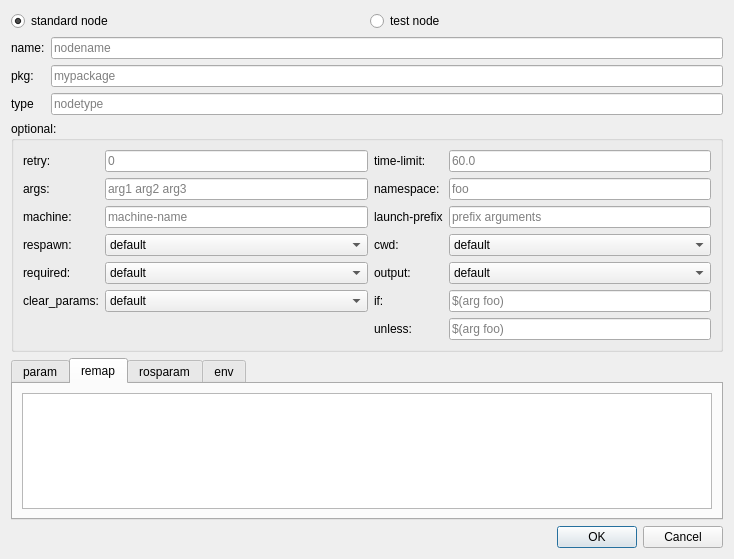
First picture: the form in rxDev/src/tagItems/nodeEdit.ui, repository songxuchao/rxdeveloper-ros-pkg, before the edit.
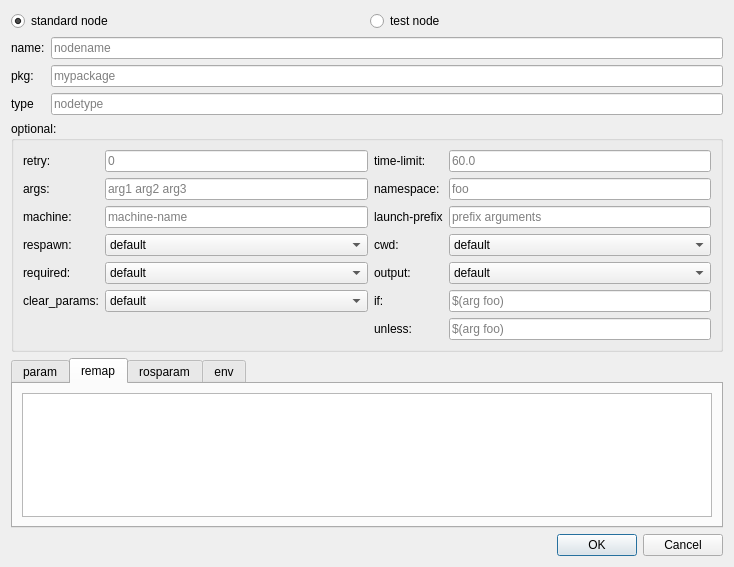
Second picture: the form after the edit. Icons and pictures are not drawn.

What changed in the file:
```diff
--- a/rxDev/src/tagItems/nodeEdit.ui
+++ b/rxDev/src/tagItems/nodeEdit.ui
@@ -7,7 +7,7 @@
     <x>0</x>
     <y>0</y>
     <width>734</width>
-    <height>559</height>
+    <height>567</height>
    </rect>
   </property>
   <property name="windowTitle">
```
Left out of the diff: 9 changed lines with no effect on the pictures.
